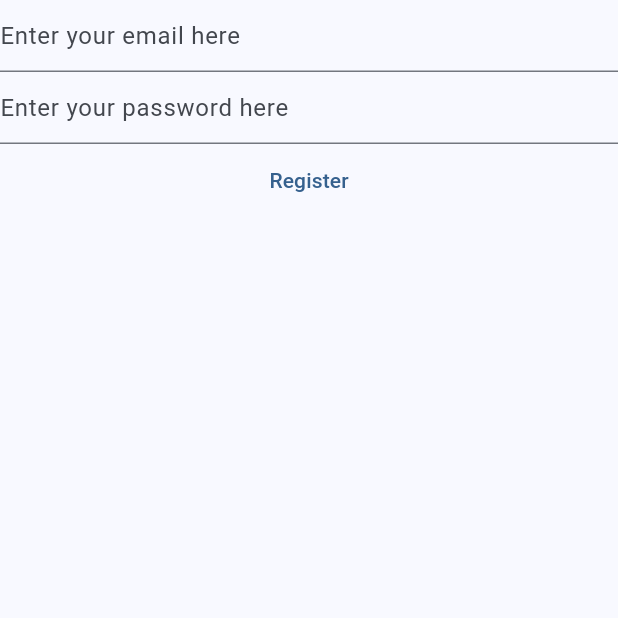
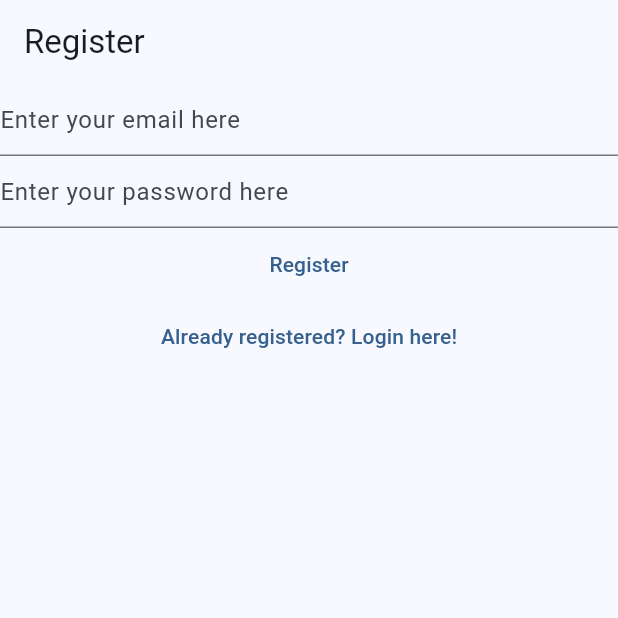
Before and after one commit to vjosac/my-notes, a Flutter app: the RegisterView screen opened directly, on a phone screen of 412 x 824 dp, the top half of it. Run offline on Flutter 3.47's test engine with Material 3 defaults, Android fonts, the phone set to English and light mode, and no system bars; our stand-ins replace firebase_auth, firebase_core; accounts and stored records are empty.

Commit message:
Link between Login and Register Views

```diff
--- a/lib/views/login_view.dart
+++ b/lib/views/login_view.dart
@@ -1,6 +1,5 @@
 import 'package:firebase_auth/firebase_auth.dart';
 import 'package:flutter/material.dart';
-
 
 class LoginView extends StatefulWidget {
   const LoginView({super.key});
@@ -29,20 +28,23 @@ class _LoginViewState extends State<LoginView> {
 
   @override
   Widget build(BuildContext context) {
-    return Column(
+    return Scaffold(
+      appBar: AppBar(
+        title: const Text('Login'),
+      ),
+      body: Column(
         children: [
           TextField(
             controller: _email,
-          decoration: const InputDecoration(
-              hintText: 'Enter your email here'),
+            decoration: const InputDecoration(hintText: 'Enter your email here'),
             enableSuggestions: false,
             autocorrect: false,
             keyboardType: TextInputType.emailAddress,
           ),
           TextField(
             controller: _password,
-          decoration: const InputDecoration(
-              hintText: 'Enter your password here'),
+            decoration:
+                const InputDecoration(hintText: 'Enter your password here'),
             obscureText: true,
             enableSuggestions: false,
             autocorrect: false,
@@ -53,8 +55,7 @@ class _LoginViewState extends State<LoginView> {
               final password = _password.text;
               try {
                 final userCredential = await FirebaseAuth.instance
-                  .signInWithEmailAndPassword(
-                  email: email, password: password);
+                    .signInWithEmailAndPassword(email: email, password: password);
                 print(userCredential);
               } on FirebaseAuthException catch (e) {
                 if (e.code == 'invalid-credential') {
@@ -69,7 +70,17 @@ class _LoginViewState extends State<LoginView> {
             },
             child: const Text('Login'),
           ),
+          TextButton(
+            onPressed: () {
+              Navigator.of(context).pushNamedAndRemoveUntil(
+                  '/register/',
+                  (route) => false
+              );
+            },
+            child: const Text('Not registered yet? Register here!'),
+          )
         ],
+      ),
     );
   }
 }
--- a/lib/views/register_view.dart
+++ b/lib/views/register_view.dart
@@ -31,7 +31,11 @@ class _RegisterViewState extends State<RegisterView> {
 
   @override
   Widget build(BuildContext context) {
-    return Column(
+    return Scaffold(
+      appBar: AppBar(
+        title: const Text('Register'),
+      ),
+      body: Column(
         children: [
           TextField(
             controller: _email,
@@ -72,7 +76,16 @@ class _RegisterViewState extends State<RegisterView> {
             },
             child: const Text('Register'),
           ),
+          TextButton(
+              onPressed: () {
+                Navigator.of(context).pushNamedAndRemoveUntil(
+                    '/login/',
+                    (route) => false,
+                );
+              },
+              child: const Text('Already registered? Login here!'))
         ],
+      ),
     );
   }
 }
```
Also changed, not shown: lib/main.dart (+19 -40 lines), lib/views/success_view.dart (added, +20 -0 lines), lib/views/verify_email_view.dart (added, +32 -0 lines). Lines whose indentation alone changed are shown as unchanged.
